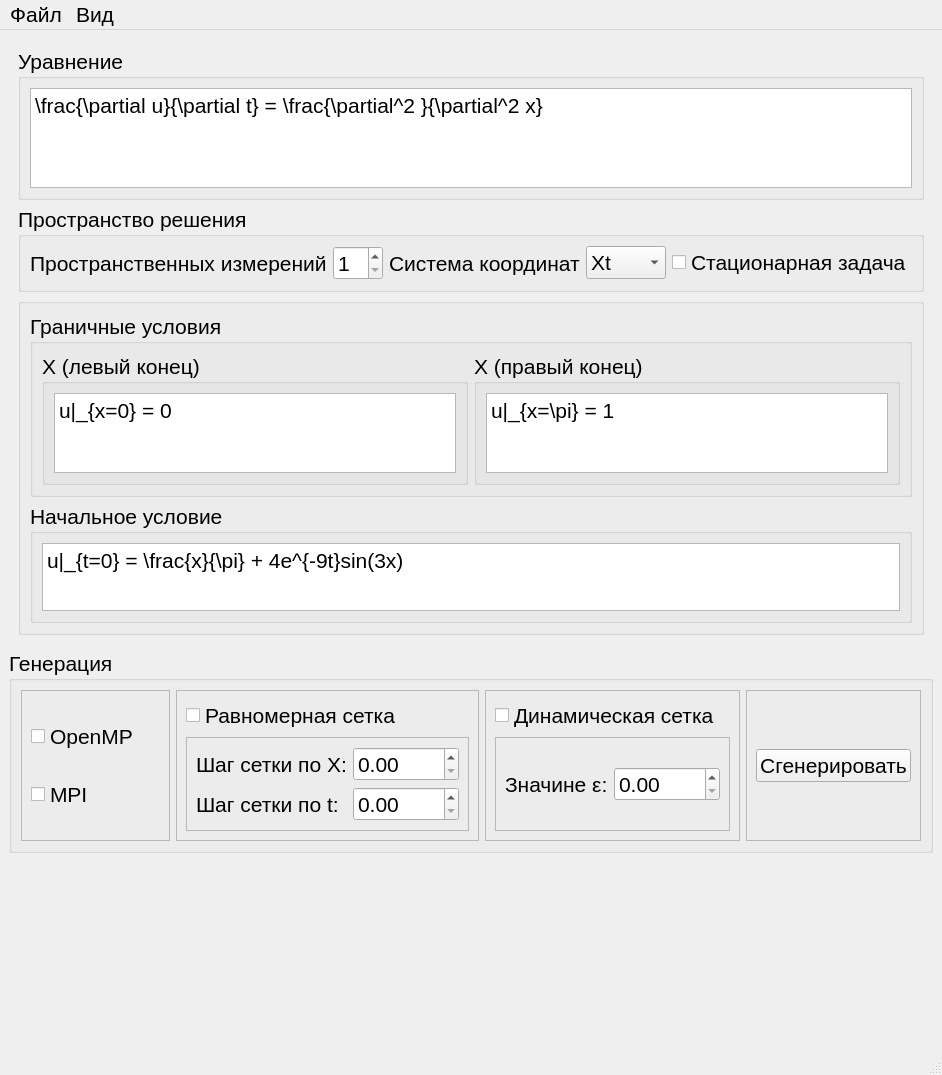
Jarvis1Tube/PyGenCFD, file src/ui.ui: the form before one commit.
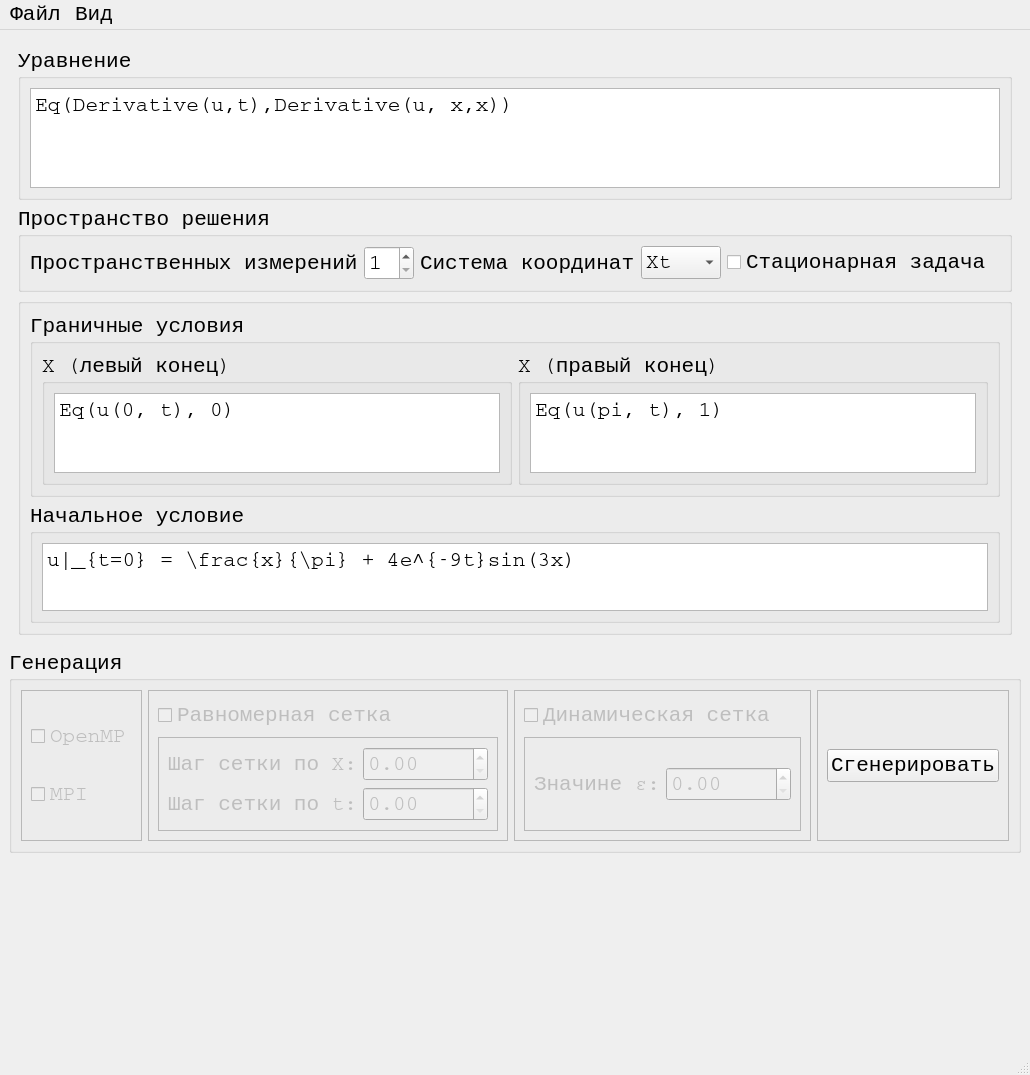
The form after the commit.

Commit message: feat all: formulas pretty view

Diff of the .ui file:
```diff
--- a/src/ui.ui
+++ b/src/ui.ui
@@ -6,12 +6,13 @@
    <rect>
     <x>0</x>
     <y>0</y>
-    <width>901</width>
+    <width>930</width>
     <height>1075</height>
    </rect>
   </property>
   <property name="font">
    <font>
+    <family>Courier</family>
     <pointsize>16</pointsize>
     <italic>false</italic>
    </font>
@@ -39,7 +40,7 @@
              </size>
             </property>
             <property name="plainText">
-             <string>\frac{\partial u}{\partial t} = \frac{\partial^2 }{\partial^2 x} </string>
+             <string>Eq(Derivative(u,t),Derivative(u, x,x))</string>
             </property>
            </widget>
           </item>
@@ -168,7 +169,7 @@
                    </size>
                   </property>
                   <property name="plainText">
-                   <string>u|_{x=0} = 0</string>
+                   <string>Eq(u(0, t), 0)</string>
                   </property>
                  </widget>
                 </item>
@@ -190,7 +191,7 @@
                    </size>
                   </property>
                   <property name="plainText">
-                   <string>u|_{x=\pi} = 1</string>
+                   <string>Eq(u(pi, t), 1)</string>
                   </property>
                  </widget>
                 </item>
@@ -248,6 +249,9 @@
       <layout class="QHBoxLayout" name="horizontalLayout_3">
        <item>
         <widget class="QFrame" name="ParallelModesGroup">
+         <property name="enabled">
+          <bool>false</bool>
+         </property>
          <property name="frameShape">
           <enum>QFrame::StyledPanel</enum>
          </property>
@@ -259,7 +263,9 @@
            <widget class="QCheckBox" name="OpenMPCheckBox">
             <property name="font">
              <font>
+              <family>Courier</family>
               <pointsize>16</pointsize>
+              <italic>false</italic>
              </font>
             </property>
             <property name="text">
@@ -271,7 +277,9 @@
            <widget class="QCheckBox" name="MPICheckBox">
             <property name="font">
              <font>
+              <family>Courier</family>
               <pointsize>16</pointsize>
+              <italic>false</italic>
              </font>
             </property>
             <property name="text">
@@ -284,6 +292,9 @@
        </item>
        <item>
         <widget class="QFrame" name="UniformGridGroup">
+         <property name="enabled">
+          <bool>false</bool>
+         </property>
          <property name="frameShape">
           <enum>QFrame::StyledPanel</enum>
          </property>
@@ -295,7 +306,9 @@
            <widget class="QCheckBox" name="UniformGridCheckBox">
             <property name="font">
              <font>
+              <family>Courier</family>
               <pointsize>16</pointsize>
+              <italic>false</italic>
              </font>
             </property>
             <property name="text">
@@ -316,7 +329,9 @@
               <widget class="QLabel" name="XGridStepLabel">
                <property name="font">
                 <font>
+                 <family>Courier</family>
                  <pointsize>16</pointsize>
+                 <italic>false</italic>
                 </font>
                </property>
                <property name="text">
@@ -335,7 +350,9 @@
               <widget class="QLabel" name="tGridStepLabel">
                <property name="font">
                 <font>
+                 <family>Courier</family>
                  <pointsize>16</pointsize>
+                 <italic>false</italic>
                 </font>
                </property>
                <property name="text">
@@ -358,6 +375,9 @@
        </item>
        <item>
         <widget class="QFrame" name="DynamicGridGroup">
+         <property name="enabled">
+          <bool>false</bool>
+         </property>
          <property name="frameShape">
           <enum>QFrame::StyledPanel</enum>
          </property>
@@ -369,7 +389,9 @@
            <widget class="QCheckBox" name="DynamicGridCheckBox">
             <property name="font">
              <font>
+              <family>Courier</family>
               <pointsize>16</pointsize>
+              <italic>false</italic>
              </font>
             </property>
             <property name="text">
@@ -390,7 +412,9 @@
               <widget class="QLabel" name="TOLLabel">
                <property name="font">
                 <font>
+                 <family>Courier</family>
                  <pointsize>16</pointsize>
+                 <italic>false</italic>
                 </font>
                </property>
                <property name="text">
@@ -453,25 +477,25 @@
     <rect>
      <x>0</x>
      <y>0</y>
-     <width>901</width>
+     <width>930</width>
      <height>22</height>
     </rect>
    </property>
-   <widget class="QMenu" name="menu">
+   <widget class="QMenu" name="FileMenu">
     <property name="title">
      <string>Файл</string>
     </property>
     <addaction name="action_2"/>
    </widget>
-   <widget class="QMenu" name="menu_2">
+   <widget class="QMenu" name="ViewMenu">
     <property name="title">
      <string>Вид</string>
     </property>
     <addaction name="action"/>
     <addaction name="action_LaTeX"/>
    </widget>
-   <addaction name="menu"/>
-   <addaction name="menu_2"/>
+   <addaction name="FileMenu"/>
+   <addaction name="ViewMenu"/>
   </widget>
   <widget class="QStatusBar" name="statusbar"/>
   <action name="action">
```
Left out of the diff: 12 changed lines with no effect on the pictures. The commit also changes 6 other files.
